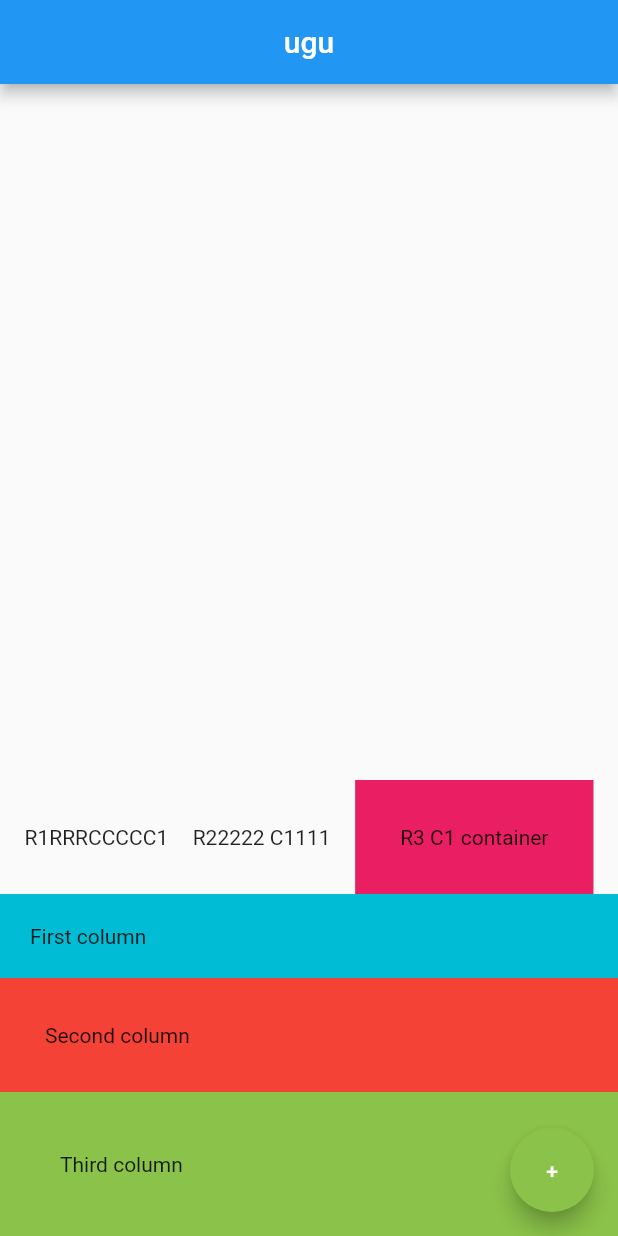
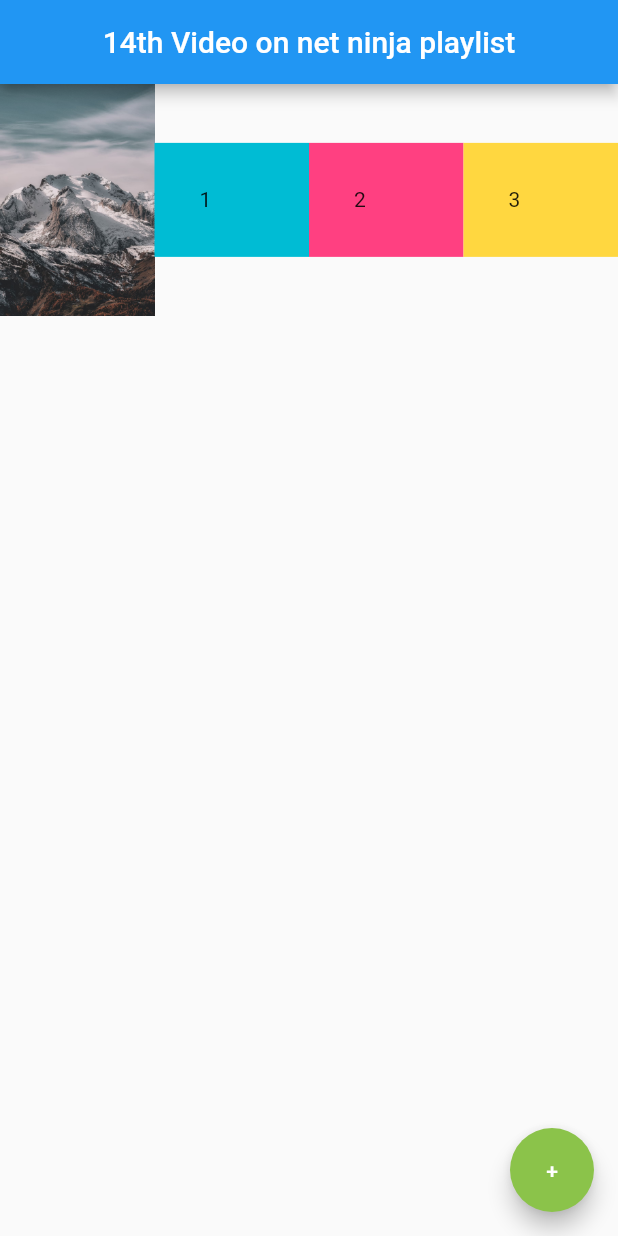
Before and after one commit to chakca/vid11_netnija_project, a Flutter app: the screen it shows after launch, on a phone screen of 412 x 824 dp. Run offline on Flutter 3.47's test engine with Material 2 defaults, Android fonts, the phone set to English and light mode, and no system bars.

Commit message:
Added Assets, fonts, changed the body to row containers and added Expanded widget property also used a flex property and added an Image.asset. Vid 14 from Net Ninja beginners flutter

```diff
--- a/lib/main.dart
+++ b/lib/main.dart
@@ -12,9 +12,41 @@ class Home extends StatelessWidget {
     return Scaffold(
       appBar: AppBar(
         centerTitle: true,
-        title: Text('ugu'),
+        title: Text('14th Video on net ninja playlist'),
       ),
-      body: Column(
+      body:
+          Row(
+            children: <Widget>[
+              Expanded(
+                  flex: 3,
+                  child: Image.asset('assets/sp1.jpg')),
+              Expanded(
+                flex: 3, //divide the width in portions add all flex in that row
+                child: Container(
+                  padding: EdgeInsets.all(30),
+                  color: Colors.cyan,
+                  child: Text('1')
+                ),
+              ),
+              Expanded(
+                flex: 3,
+                child: Container(
+                    padding: EdgeInsets.all(30),
+                    color: Colors.pinkAccent,
+                    child: Text('2')
+                ),
+              ),
+              Expanded(
+              flex: 3,
+                child: Container(
+                    padding: EdgeInsets.all(30),
+                    color: Colors.amberAccent,
+                    child: Text('3')
+                ),
+              ),
+            ],
+          ),
+/*      Column(
         mainAxisAlignment: MainAxisAlignment.end,
         crossAxisAlignment: CrossAxisAlignment.stretch,
         children: <Widget>[
@@ -36,17 +68,19 @@ class Home extends StatelessWidget {
             child: Text('First column'),
           ),
           Container(
+            padding: EdgeInsets.all(40),
+            color: Colors.lightGreen,
+            child: Text('Third column'),
+          ),
+          Container(
             padding: EdgeInsets.all(30),
             color: Colors.red,
             child: Text('Second column'),
           ),
-          Container(
-            padding: EdgeInsets.all(40),
-            color: Colors.lightGreen,
-            child: Text('Third column'),
-          ),
         ],
       ),
+
+ */
       floatingActionButton: FloatingActionButton(
         onPressed: (){},
         child: Text('+'),
--- a/lib/main_Row_widget_list_cross_main_axis.dart
+++ b/lib/main_Row_widget_list_cross_main_axis.dart
@@ -19,12 +19,13 @@ class Home extends StatelessWidget {
         mainAxisAlignment: MainAxisAlignment.spaceEvenly,
         children: <Widget>[
           Text('Row Children widget 1'),
-          FlatButton(
+          TextButton(
             onPressed: (){
               print('Clocked row widget 2');
             },
-            color: Colors.red[900],
+            //color: Colors.red[900],
             child: Text("Clockme"),
+
           ),
           Container(
             color: Colors.cyan,
--- a/pubspec.yaml
+++ b/pubspec.yaml
@@ -45,6 +45,8 @@ flutter:
   uses-material-design: true
 
   # To add assets to your application, add an assets section, like this:
+  assets:
+    - assets/
   # assets:
   #   - images/a_dot_burr.jpeg
   #   - images/a_dot_ham.jpeg
@@ -60,6 +62,10 @@ flutter:
   # "family" key with the font family name, and a "fonts" key with a
   # list giving the asset and other descriptors for the font. For
   # example:
+fonts:
+  - family: IndieFlower
+    fonts:
+      - asset: fonts/IndieFlower-Regular.ttf
   # fonts:
   #   - family: Schyler
   #     fonts:
```
Also changed, not shown: lib/vid11_to_vid13.dart (added, +58 -0 lines), assets/sp1.jpg (added), assets/space2.jpg (added), assets/space3.jpg (added), fonts/IndieFlower-Regular.ttf (added).
